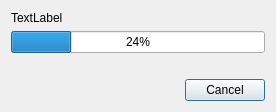
Before: the Qt Designer form src/librssguard/gui/dialogs/formprogressworker.ui in martinrotter/rssguard, drawn with Qt 5.
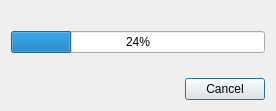
After: the same form once the commit is applied.

Patch:
```diff
--- a/src/librssguard/gui/dialogs/formprogressworker.ui
+++ b/src/librssguard/gui/dialogs/formprogressworker.ui
@@ -7,7 +7,7 @@
     <x>0</x>
     <y>0</y>
     <width>276</width>
-    <height>112</height>
+    <height>111</height>
    </rect>
   </property>
   <property name="windowTitle">
@@ -16,8 +16,11 @@
   <layout class="QVBoxLayout" name="verticalLayout">
    <item>
     <widget class="QLabel" name="m_lbl">
-     <property name="text">
-      <string>TextLabel</string>
+     <property name="alignment">
+      <set>Qt::AlignLeading|Qt::AlignLeft|Qt::AlignTop</set>
+     </property>
+     <property name="wordWrap">
+      <bool>true</bool>
      </property>
     </widget>
    </item>
```
Left out of the diff: 6 changed lines with no effect on the pictures.
